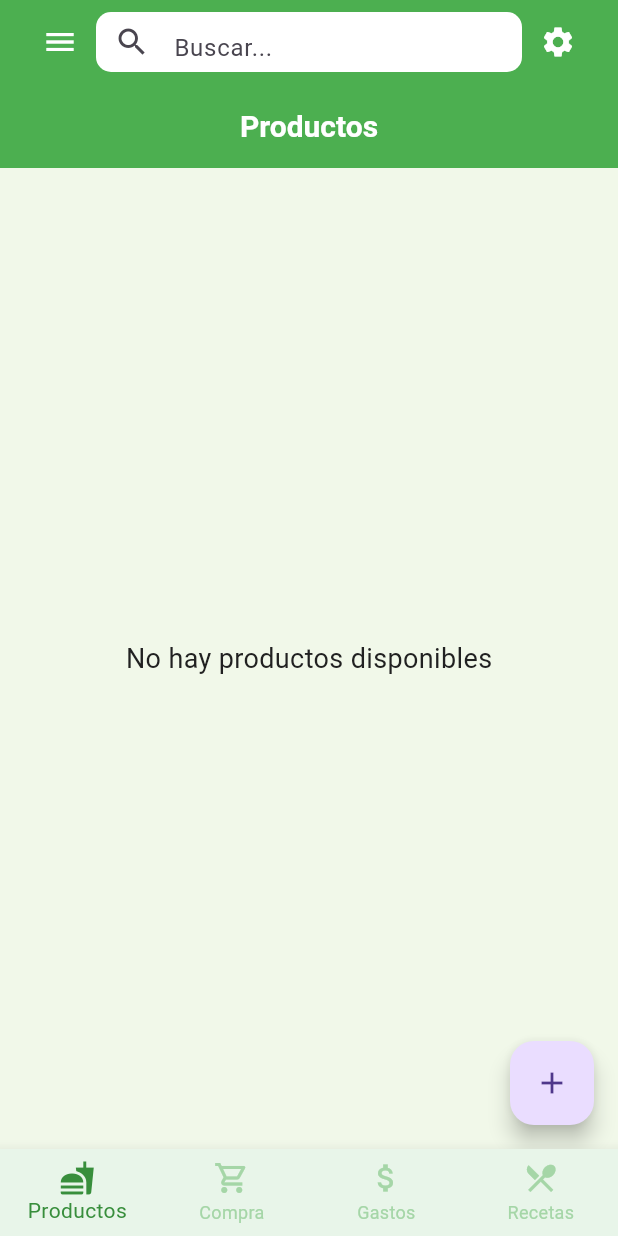
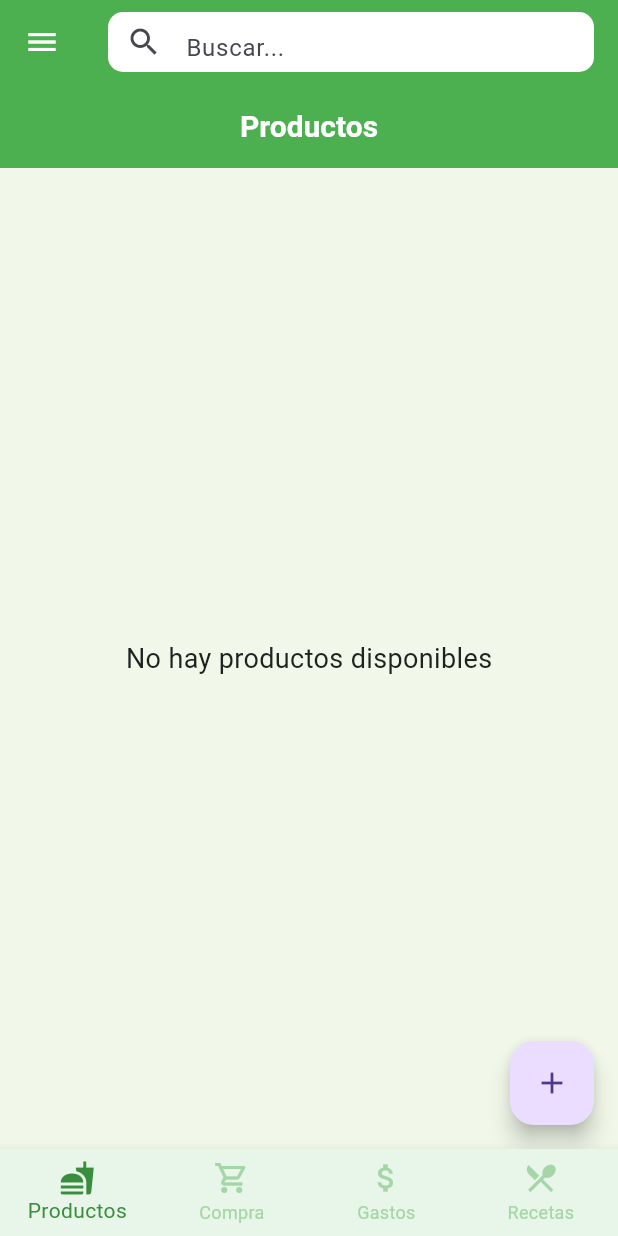
Before and after one commit to DanielPiana/Proyecto_Compras, a Flutter app: the screen it shows after launch, on a phone screen of 412 x 824 dp. Run offline on Flutter 3.47's test engine with Material 3 defaults, Android fonts, the phone set to English and light mode, and no system bars; our stand-ins replace sqflite, sqflite_common_ffi; accounts and stored records are empty; generated files the repository leaves out were written again.

Commit message:
Añadido cambio de tema entre oscuro y claro (personalizados) y cambio de idioma (ingles y español)

```diff
--- /dev/null
+++ b/l10n.yaml
@@ -0,0 +1,3 @@
+arb-dir: lib/l10n
+template-arb-file: app_es.arb
+output-localization-file: app_localizations.dart
--- /dev/null
+++ b/lib/languageProvider.dart
@@ -0,0 +1,13 @@
+import 'package:flutter/material.dart';
+
+class LanguageProvider extends ChangeNotifier {
+
+  Locale _locale = Locale('es');
+
+  Locale get locale => _locale;
+
+  void setLocale(Locale locale) {
+    _locale = locale;
+    notifyListeners();
+  }
+}
--- a/lib/main.dart
+++ b/lib/main.dart
@@ -1,10 +1,16 @@
 import 'package:flutter/material.dart';
-import 'package:proyectocompras/Gastos.dart';
-import 'package:proyectocompras/Compra.dart';
-import 'package:proyectocompras/Producto.dart';
-import 'package:proyectocompras/Recetas.dart';
+import 'package:proyectocompras/gastos.dart';
+import 'package:proyectocompras/compra.dart';
+import 'package:proyectocompras/producto.dart';
+import 'package:proyectocompras/recetas.dart';
 import 'package:sqflite_common_ffi/sqflite_ffi.dart';
 import 'package:path/path.dart';
+import 'ThemeProvider.dart';
+import 'languageProvider.dart';
+import 'package:provider/provider.dart';
+import 'package:flutter_localizations/flutter_localizations.dart';
+import 'package:flutter_gen/gen_l10n/app_localizations.dart';
+
 /*---------------------------------------------------------------------------------------*/
 void main() async {
   // INICIALIZAR SQLITE PARA APLICACIONES DE ESCRITORIO.
@@ -12,7 +18,8 @@ void main() async {
   final databaseFactory = databaseFactoryFfi;
 
   // CONFIGURAR RUTA DE LA BASE DE DATOS.
-  final dbPath = join(await databaseFactory.getDatabasesPath(), 'gestioncompras.db');
+  final dbPath =
+      join(await databaseFactory.getDatabasesPath(), 'gestioncompras.db');
   final database = await databaseFactory.openDatabase(dbPath);
 
   // ELIMINAR TABLAS EXISTENTES Y VOLVER A CREARLAS.
@@ -101,21 +108,32 @@ VALUES
     debugPrint("Error al crear tablas: $e");
   }
   // INICIAR APLICACIÓN CON BASE DE DATOS.
-  runApp(MainApp(database: database));
+  runApp(MultiProvider(
+    providers: [
+      ChangeNotifierProvider(create: (_) => LanguageProvider()),
+      ChangeNotifierProvider(create: (_) => ThemeProvider())
+    ],
+    child: MainApp(database: database),
+  ));
 }
 
 /*---------------------------------------------------------------------------------------*/
 class MainApp extends StatelessWidget {
   final Database database;
 
-  const MainApp({super.key,required this.database});
+  const MainApp({super.key, required this.database});
 
   @override
   Widget build(BuildContext context) {
+    final locale = context.watch<LanguageProvider>().locale;
+    final isDarkMode = context.watch<ThemeProvider>().isDarkMode;
+
     return MaterialApp(
       debugShowCheckedModeBanner: false,
       theme: ThemeData(
-        scaffoldBackgroundColor: const Color(0xFFF1F8E9), // FONDO DEL SCAFFOLD GLOBAL (BODY)
+        brightness: Brightness.light,
+        scaffoldBackgroundColor: const Color(0xFFF1F8E9),
+        // FONDO DEL SCAFFOLD GLOBAL (BODY)
         appBarTheme: const AppBarTheme(
           backgroundColor: Color(0xFF4CAF50), // VERDE PRINCIPAL DEL AppBar
           titleTextStyle: TextStyle(
@@ -123,22 +141,45 @@ class MainApp extends StatelessWidget {
             fontSize: 20,
             fontWeight: FontWeight.bold,
           ),
-          iconTheme: IconThemeData(color: Colors.white), //COLOR ICONO CREAR FACTURA, DENTRO DEL AppBar
+          iconTheme: IconThemeData(color: Colors.white),
         ),
       ),
+      darkTheme: ThemeData(
+          brightness: Brightness.dark,
+          scaffoldBackgroundColor: const Color(0xFF303030),
+          appBarTheme: const AppBarTheme(
+            backgroundColor: Color(0xFF2C6B31),
+            titleTextStyle: TextStyle(
+              color: Colors.white,
+              fontSize: 20,
+              fontWeight: FontWeight.bold,
+            ),
+            iconTheme: IconThemeData(color: Colors.white),
+          )),
+      themeMode: isDarkMode ? ThemeMode.dark : ThemeMode.light,
+      supportedLocales: const [Locale("es"), Locale("en")],
+      locale: Locale('$locale'),
+      localizationsDelegates: const [
+        AppLocalizations.delegate,
+        GlobalMaterialLocalizations.delegate,
+        GlobalWidgetsLocalizations.delegate,
+        GlobalCupertinoLocalizations.delegate,
+      ],
       home: Main(database: database),
     );
   }
 }
+
 /*---------------------------------------------------------------------------------------*/
 class Main extends StatefulWidget {
   final Database database;
 
-  const Main({super.key,required this.database});
+  const Main({super.key, required this.database});
 
   @override
   State<Main> createState() => MainState();
 }
+
 /*---------------------------------------------------------------------------------------*/
 class MainState extends State<Main> {
   late List<Widget> pages; // LISTA CON LAS DIFERENTES PAGINAS
@@ -149,79 +190,144 @@ class MainState extends State<Main> {
   void initState() {
     super.initState();
     // INICIALIZAMOS LAS PAGINAS AQUI, PARA QUE NO DE ERROR EL WIDGET.DATABASE
-     pages = [ //DEBEMOS PASAR A TODAS COMO PARAMETRO LA BASE DE DATOS
+    pages = [
+      //DEBEMOS PASAR A TODAS COMO PARAMETRO LA BASE DE DATOS
       Producto(database: widget.database),
       Compra(database: widget.database),
       Gastos(database: widget.database),
       Recetas(),
     ];
   }
+
   @override
   Widget build(BuildContext context) {
+    // CREAMOS LA VARIABLE AQUI, PORQUE COMO VA A TENER UN .watch NECESITA ESTAR DENTRO DE UN build.
+    final bottomNavColors = context.watch<ThemeProvider>().isDarkMode
+        ? {
+            "background": const Color(0xFF424242),
+            "selectedItem": const Color(0xFF81C784),
+            "unselectedItem": const Color(0xFF757575),
+          }
+        : {
+            "background": const Color(0xFFE8F5E9),
+            "selectedItem": const Color(0xFF388E3C),
+            "unselectedItem": const Color(0xFFA5D6A7),
+          };
+
+    String languageSelected = "en";
+
+    List<DropdownMenuItem> language = [
+      DropdownMenuItem(
+        value: "en",
+        child: Text("English"),
+      ),
+      DropdownMenuItem(
+        value: "es",
+        child: Text("Español"),
+      ),
+    ];
+
     return Scaffold(
       appBar: AppBar(
         title: Row(
           children: [
-            IconButton( //ICONO MENU HAMBURGUESA
-              icon: const Icon(Icons.menu, color: Colors.white),
-              onPressed: () {
-                debugPrint('Hacer layout de menu');
-              },
-            ),
-            Expanded( //PERSONALIZACION DE LA BARRA DE BUSQUEDA
+            Expanded(
               child: Container(
                 height: 40,
                 decoration: BoxDecoration(
                   color: Colors.white,
                   borderRadius: BorderRadius.circular(10),
                 ),
-                child: const TextField(
+                child: TextField(
                   decoration: InputDecoration(
-                    prefixIcon: Icon(Icons.search),
-                    hintText: 'Buscar...',
+                    prefixIcon: const Icon(Icons.search),
+                    hintText: (AppLocalizations.of(context)!.search),
                     border: InputBorder.none,
                   ),
                 ),
               ),
             ),
-            IconButton( // ICONO DE SETTINGS
-              icon: const Icon(Icons.settings, color: Colors.white),
-              onPressed: () {
-                debugPrint('Abrir layout/ventana de ajustes');
-              },
-            ),
           ],
         ),
       ),
-      body: pages[selectedIndex], //CARGAMOS LA PAGINA DEPENDIENDO DEL INDICE EN EL QUE HAGAMOS CLICK
+      drawer: Drawer(
+        child: ListView(
+          padding: EdgeInsets.zero,
+          children: [
+            DrawerHeader(
+              decoration: BoxDecoration(
+                color: Colors.blue,
+              ),
+              child: Text(AppLocalizations.of(context)!.menuSettings),
+            ),
+            ListTile(
+                title: Text(AppLocalizations.of(context)!.language),
+                trailing: DropdownButton(
+                    items: language, // Lista de opciones para el dropdownButton
+                    onChanged: (value) {
+                      //es te value es el valor que vas a cambiar
+                      setState(() {
+                        languageSelected =
+                            value; // cambiamos el valor de languageSelected al valor seleccionado en el dropdownbutton
+                        print(languageSelected);
+                      });
+                      context
+                          .read<LanguageProvider>()
+                          .setLocale(Locale("$value"));
+                    },
+                    value:
+                        context.watch<LanguageProvider>().locale.languageCode)),
+            SwitchListTile(
+              title: Text(AppLocalizations.of(context)!.darkTheme),
+              value: context.watch<ThemeProvider>().isDarkMode,
+              onChanged: (bool value) {
+                context.read<ThemeProvider>().toggleTheme();
+              },
+            )
+            // Añade más opciones según sea necesario
+          ],
+        ),
+      ),
+      body: pages[selectedIndex],
+      //CARGAMOS LA PAGINA DEPENDIENDO DEL INDICE EN EL QUE HAGAMOS CLICK
       bottomNavigationBar: BottomNavigationBar(
         type: BottomNavigationBarType.fixed,
-        backgroundColor: const Color(0xFFE8F5E9), // FONDO DEL BottomNavigationBar
-        selectedItemColor: const Color(0xFF388E3C), // COLOR PARA EL ITEM SELECCIONADO
-        unselectedItemColor: const Color(0xFFA5D6A7), // COLOR PARA LOS NO SELECCIONADOS
-        items: const [
-          BottomNavigationBarItem( // PRODUCTOS
+        backgroundColor: bottomNavColors["background"],
+        // Usar el color de fondo de acuerdo al modo
+        selectedItemColor: bottomNavColors["selectedItem"],
+        // Usar el color para el ítem seleccionado
+        unselectedItemColor: bottomNavColors["unselectedItem"],
+        // Usar el color para los ítems no seleccionados
+        items: [
+          BottomNavigationBarItem(
+            // PRODUCTOS
             icon: Icon(Icons.fastfood),
-            label: "Productos",
+            label: (AppLocalizations.of(context)!.products).toString(),
           ),
-          BottomNavigationBarItem( // COMPRA
+          BottomNavigationBarItem(
+            // COMPRA
             icon: Icon(Icons.shopping_cart_outlined),
-            label: "Compra",
+            label: (AppLocalizations.of(context)!.shoppingList).toString(),
           ),
-          BottomNavigationBarItem( // GASTOS
+          BottomNavigationBarItem(
+            // GASTOS
             icon: Icon(Icons.attach_money),
-            label: "Gastos",
+            label: (AppLocalizations.of(context)!.receipt).toString(),
           ),
-          BottomNavigationBarItem(// RECETAS
+          BottomNavigationBarItem(
+            // RECETAS
             icon: Icon(Icons.restaurant_menu),
-            label: "Recetas",
+            label: (AppLocalizations.of(context)!.recipes).toString(),
           ),
         ],
-        currentIndex: selectedIndex, // INDICE EN EL QUE HACEMOS CLICK
-        onTap: _onItemTapped, //LLAMAMOS AL METODO Y QUE SE ACTUALICE LA PAGINA A VISUALIZAR
+        currentIndex: selectedIndex,
+        // INDICE EN EL QUE HACEMOS CLICK
+        onTap:
+            _onItemTapped, //LLAMAMOS AL METODO Y QUE SE ACTUALICE LA PAGINA A VISUALIZAR
       ),
     );
   }
+
   /*---------------------------------------------------------------------------------------*/
   // METODO PARA CAMBIAR LA PAGINA SELECCIONADA CON EL INDEX DEL BottomNavigationBar
   void _onItemTapped(int index) {
@@ -229,5 +335,4 @@ class MainState extends State<Main> {
       selectedIndex = index;
     });
   }
-}
-/*---------------------------------------------------------------------------------------*/
+} /*---------------------------------------------------------------------------------------*/
--- a/lib/Recetas.dart
+++ b/lib/recetas.dart
@@ -1,4 +1,6 @@
 import 'package:flutter/material.dart';
+import 'package:flutter_localizations/flutter_localizations.dart';
+import 'package:flutter_gen/gen_l10n/app_localizations.dart';
 
 class Recetas extends StatelessWidget {
   const Recetas({super.key});
@@ -7,7 +9,7 @@ class Recetas extends StatelessWidget {
   Widget build(BuildContext context) {
     return Scaffold(
       appBar: AppBar(
-        title: const Text("Recetas"),
+        title: Text(AppLocalizations.of(context)!.recipes),
         centerTitle: true,
       ),
       body: const Center(
--- /dev/null
+++ b/lib/themeProvider.dart
@@ -0,0 +1,12 @@
+import 'package:flutter/material.dart';
+
+class ThemeProvider extends ChangeNotifier {
+  bool _isDarkMode = false;
+
+  bool get isDarkMode => _isDarkMode;
+
+  void toggleTheme() {
+    _isDarkMode = !_isDarkMode;
+    notifyListeners();
+  }
+}
```
Also changed, not shown: lib/compra.dart (renamed from lib/Compra.dart, +25 -19 lines), lib/gastos.dart (renamed from lib/Gastos.dart, +14 -13 lines), lib/l10n/app_en.arb (added, +36 -0 lines), lib/l10n/app_es.arb (added, +36 -0 lines), lib/producto.dart (renamed from lib/Producto.dart, +31 -29 lines), pubspec.yaml (+6 -1 lines), pubspec.lock. Lines whose indentation alone changed are shown as unchanged.
